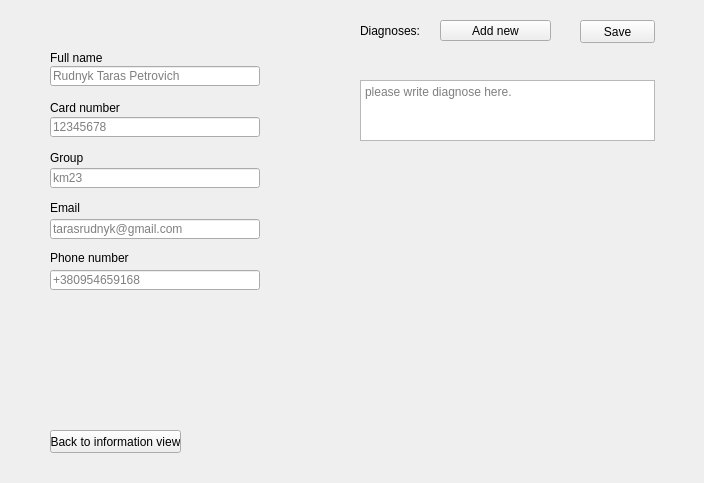
The window that ui/admin3.ui (TarasRudnyk/Students_health_records) describes before a commit, drawn with Qt 5.
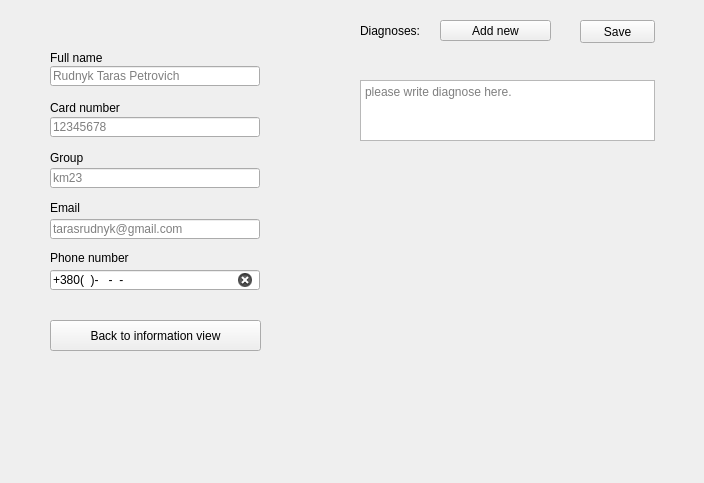
The same window after the commit. Icons and pictures are not drawn.

What changed in the file:
```diff
--- a/ui/admin3.ui
+++ b/ui/admin3.ui
@@ -231,8 +231,11 @@
      <height>20</height>
     </rect>
    </property>
+   <property name="inputMask">
+    <string>+38\0(00)-000-00-00</string>
+   </property>
    <property name="text">
-    <string/>
+    <string>+380()---</string>
    </property>
    <property name="placeholderText">
     <string>+380954659168</string>
@@ -310,9 +313,9 @@
    <property name="geometry">
     <rect>
      <x>50</x>
-     <y>430</y>
-     <width>131</width>
-     <height>23</height>
+     <y>320</y>
+     <width>211</width>
+     <height>31</height>
     </rect>
    </property>
    <property name="text">
```
Left out of the diff: 12 changed lines with no effect on the pictures.
